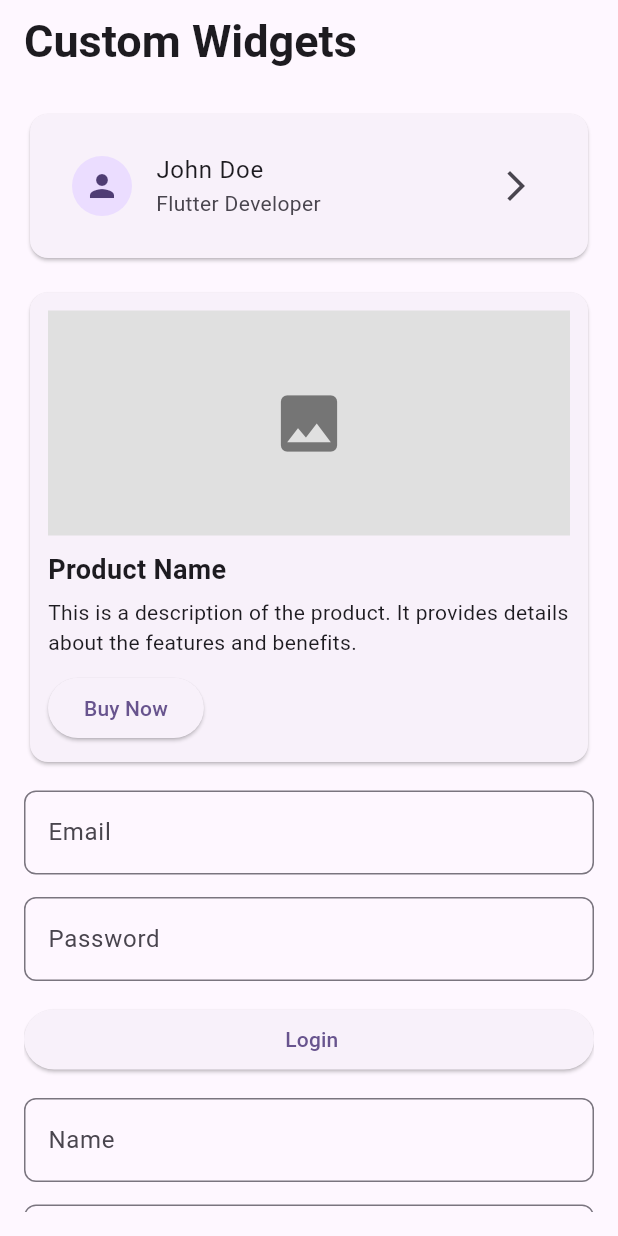
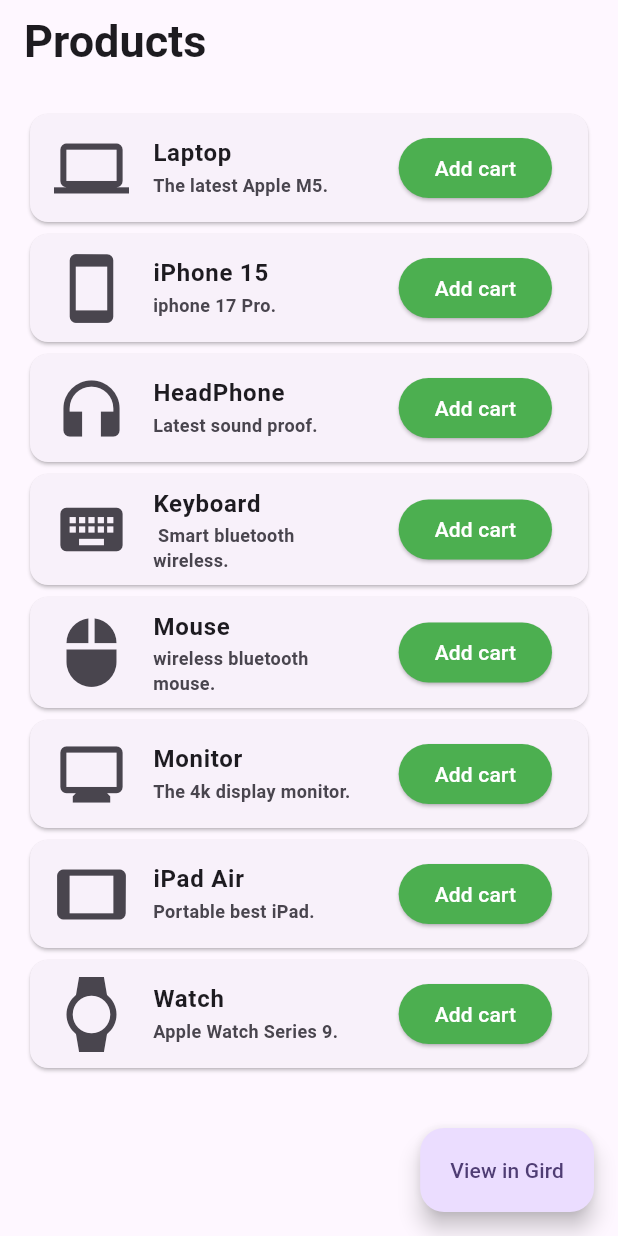
Before and after one commit to haile-12-21-23/zero_to_hero_mobile_dev, a Flutter app: the screen it shows after launch, on a phone screen of 412 x 824 dp. Run offline on Flutter 3.47's test engine with Material 3 defaults, Android fonts, the phone set to English and light mode, and no system bars.

Commit message:
Day 19: List View and Grid View Widgets.

```diff
--- /dev/null
+++ b/lib/flutter_phase/day_19_list_view_and_grid_view/product_card.dart
@@ -0,0 +1,110 @@
+import 'package:flutter/material.dart';
+
+class ProductCardGridView extends StatelessWidget {
+  final String productName;
+  final IconData productIcon;
+  final String description;
+  const ProductCardGridView({
+    super.key,
+    required this.productName,
+    required this.productIcon,
+    this.description = '',
+  });
+
+  @override
+  Widget build(BuildContext context) {
+    return Card(
+      borderOnForeground: true,
+      child: Padding(
+        padding: const EdgeInsets.all(8.0),
+        child: Column(
+          children: [
+            Icon(productIcon, size: 50),
+            SizedBox(height: 10),
+            Text(
+              productName,
+              style: TextStyle(fontSize: 16, fontWeight: FontWeight.bold),
+            ),
+            SizedBox(height: 10),
+            Text(
+              description,
+              style: TextStyle(fontSize: 12, fontWeight: FontWeight.bold),
+            ),
+            Spacer(),
+            Expanded(
+              child: ElevatedButton.icon(
+                style: ButtonStyle(
+                  backgroundColor: WidgetStatePropertyAll(Colors.green),
+                  foregroundColor: WidgetStatePropertyAll(Colors.white),
+                ),
+                onPressed: () {
+                  ScaffoldMessenger.of(context).showSnackBar(
+                    SnackBar(
+                      backgroundColor: Colors.green,
+
+                      behavior: SnackBarBehavior.floating,
+                      content: Text(
+                        "$productName Added to your cart.",
+                        style: TextStyle(color: Colors.white),
+                      ),
+                    ),
+                  );
+                },
+                label: Text("Add Cart"),
+              ),
+            ),
+          ],
+        ),
+      ),
+    );
+  }
+}
+
+class ProductCardListView extends StatelessWidget {
+  final String productName;
+  final IconData icon;
+  final String description;
+  const ProductCardListView({
+    super.key,
+    required this.productName,
+    required this.icon,
+    required this.description,
+  });
+
+  @override
+  Widget build(BuildContext context) {
+    return Card(
+      child: ListTile(
+        leading: Icon(icon, size: 50),
+        title: Text(
+          productName,
+          style: TextStyle(fontSize: 16, fontWeight: FontWeight.bold),
+        ),
+        subtitle: Text(
+          description,
+          style: TextStyle(fontSize: 12, fontWeight: FontWeight.bold),
+        ),
+        trailing: ElevatedButton.icon(
+          style: ButtonStyle(
+            backgroundColor: WidgetStatePropertyAll(Colors.green),
+            foregroundColor: WidgetStatePropertyAll(Colors.white),
+          ),
+          onPressed: () {
+            ScaffoldMessenger.of(context).showSnackBar(
+              SnackBar(
+                backgroundColor: Colors.green,
+
+                behavior: SnackBarBehavior.floating,
+                content: Text(
+                  "$productName Added to your cart.",
+                  style: TextStyle(color: Colors.white),
+                ),
+              ),
+            );
+          },
+          label: Text("Add cart"),
+        ),
+      ),
+    );
+  }
+}
--- /dev/null
+++ b/lib/flutter_phase/day_19_list_view_and_grid_view/product_screen.dart
@@ -0,0 +1,105 @@
+import 'package:flutter/material.dart';
+import 'package:zero_to_hero_mobile_dev/flutter_phase/day_19_list_view_and_grid_view/product_card.dart';
+
+class ProductScreen extends StatefulWidget {
+  const ProductScreen({super.key});
+
+  @override
+  State<ProductScreen> createState() => _ProductScreenState();
+}
+
+class _ProductScreenState extends State<ProductScreen> {
+  bool isGridView = false;
+  final List<Map<String, dynamic>> products = [
+    {
+      "name": "Laptop",
+      "icon": Icons.laptop,
+      "description": "The latest Apple M5. ",
+    },
+    {
+      "name": "iPhone 15",
+      "icon": Icons.smartphone,
+      "description": "iphone 17 Pro.",
+    },
+    {
+      "name": "HeadPhone",
+      "icon": Icons.headphones,
+      "description": "Latest sound proof.",
+    },
+    {
+      "name": "Keyboard",
+      "icon": Icons.keyboard,
+      "description": " Smart bluetooth wireless.",
+    },
+    {
+      "name": "Mouse",
+      "icon": Icons.mouse,
+      "description": "wireless bluetooth mouse.",
+    },
+    {
+      "name": "Monitor",
+      "icon": Icons.monitor,
+      "description": "The 4k display monitor. ",
+    },
+    {
+      "name": "iPad Air ",
+      "icon": Icons.tablet,
+      "description": "Portable best iPad. ",
+    },
+    {
+      "name": "Watch",
+      "icon": Icons.watch,
+      "description": "Apple Watch Series 9. ",
+    },
+  ];
+
+  @override
+  Widget build(BuildContext context) {
+    return Scaffold(
+      appBar: AppBar(
+        title: Text(
+          "Products",
+          style: TextStyle(fontSize: 30, fontWeight: FontWeight.bold),
+        ),
+      ),
+      body: isGridView
+          ? GridView.builder(
+              itemCount: products.length,
+              padding: const EdgeInsets.all(10),
+              gridDelegate: SliverGridDelegateWithFixedCrossAxisCount(
+                crossAxisCount: 2,
+                crossAxisSpacing: 10,
+                mainAxisSpacing: 10,
+              ),
+              itemBuilder: (_, index) {
+                final product = products[index];
+                return ProductCardGridView(
+                  productName: product["name"],
+                  productIcon: product["icon"],
+                  description: product["description"],
+                );
+              },
+            )
+          : ListView.builder(
+              padding: EdgeInsets.all(16),
+              itemCount: products.length,
+              itemBuilder: (_, index) {
+                final product = products[index];
+                return ProductCardListView(
+                  productName: product['name'],
+                  icon: product['icon'],
+                  description: product['description'],
+                );
+              },
+            ),
+      floatingActionButton: FloatingActionButton.extended(
+        onPressed: () {
+          setState(() {
+            isGridView = !isGridView;
+          });
+        },
+        label: Text("${'View in'} ${isGridView ? 'List' : 'Gird'}"),
+      ),
+    );
+  }
+}
--- a/lib/main.dart
+++ b/lib/main.dart
@@ -6,7 +6,8 @@
 // import 'package:zero_to_hero_mobile_dev/flutter_phase/day_15_row_column_stack.dart';
 // import 'package:zero_to_hero_mobile_dev/flutter_phase/day_16_navigation/home_scree.dart';
 // import 'package:zero_to_hero_mobile_dev/flutter_phase/day_17_form_and_user_input/sign_up_screen.dart';
-import 'package:zero_to_hero_mobile_dev/flutter_phase/day_18_custom_widgets/custom_widgets_screen.dart';
+// import 'package:zero_to_hero_mobile_dev/flutter_phase/day_18_custom_widgets/custom_widgets_screen.dart';
+import 'package:zero_to_hero_mobile_dev/flutter_phase/day_19_list_view_and_grid_view/product_screen.dart';
 
 void main() {
   runApp(const MyApp());
@@ -24,7 +25,7 @@
 
         colorScheme: .fromSeed(seedColor: Colors.deepPurple),
       ),
-      home: const CustomWidgetsScreen(),
+      home: ProductScreen(),
     );
   }
 }
```
